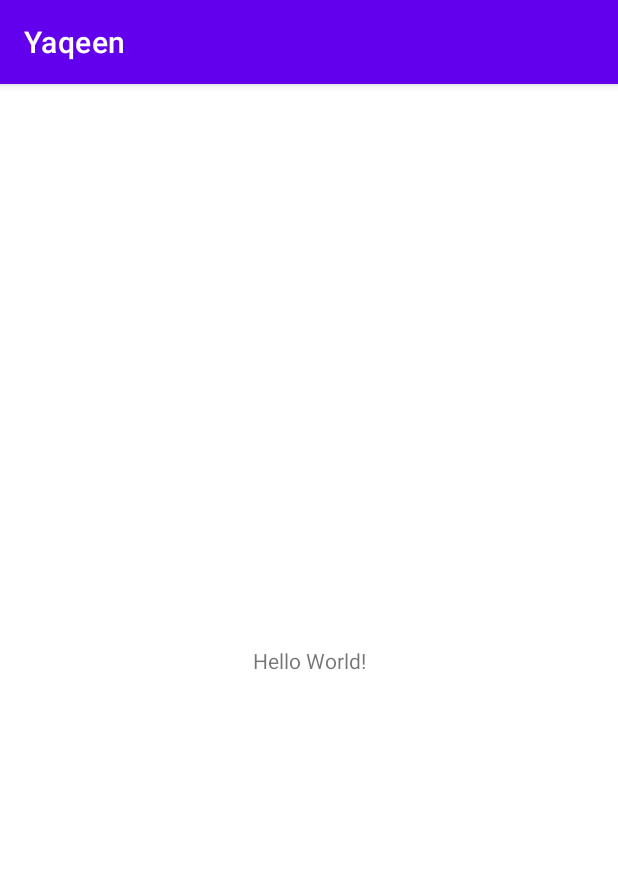
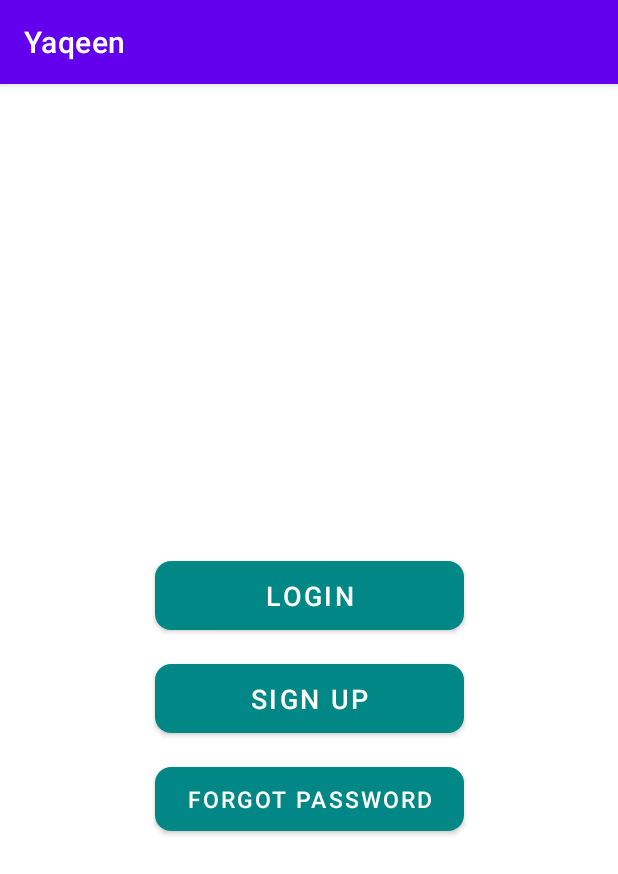
Before and after one commit to YaqeenAdel/Yaqeen-Android, an Android app: the screen it shows after launch (MainActivity), on a phone screen of 412 x 824 dp. Shown: the top 874 px of the screen. Run offline under Robolectric (Android 15) with nearby library versions, the phone set to English and light mode, and no system bars; our stand-ins replace sdp/ssp sizes.

Commit message:
Setup the navGraph, and adding the auth views.

```diff
--- /dev/null
+++ b/app/src/main/java/com/cancer/yaqeen/presentation/ui/auth/login/LoginFragment.kt
@@ -0,0 +1,83 @@
+package com.cancer.yaqeen.presentation.ui.auth.login
+
+import android.os.Bundle
+import androidx.fragment.app.Fragment
+import android.view.LayoutInflater
+import android.view.View
+import android.view.View.OnClickListener
+import android.view.ViewGroup
+import androidx.navigation.NavController
+import androidx.navigation.fragment.findNavController
+import com.cancer.yaqeen.R
+import com.cancer.yaqeen.databinding.FragmentLoginBinding
+
+class LoginFragment : Fragment(), OnClickListener {
+
+    private var _binding: FragmentLoginBinding? = null
+    private var binding: FragmentLoginBinding? = _binding
+
+    private lateinit var navController: NavController
+
+    override fun onCreateView(
+        inflater: LayoutInflater, container: ViewGroup?,
+        savedInstanceState: Bundle?
+    ): View? {
+        // Inflate the layout for this fragment
+        _binding = FragmentLoginBinding.inflate(inflater, container, false)
+        return _binding?.root
+    }
+
+    override fun onViewCreated(view: View, savedInstanceState: Bundle?) {
+        super.onViewCreated(view, savedInstanceState)
+
+        navController = findNavController()
+
+        setListener()
+
+    }
+
+    private fun setListener() {
+        binding?.let {
+            binding!!.btnLogin.setOnClickListener(this)
+            binding!!.btnSignup.setOnClickListener(this)
+            binding!!.btnForgotPassword.setOnClickListener(this)
+        }
+    }
+
+    private fun navigateToForgotPasswordScreen() {
+        navController.navigate(
+            LoginFragmentDirections.actionLoginFragmentToForgotPasswordFragment()
+        )
+    }
+
+    private fun navigateToSignupScreen() {
+        navController.navigate(
+            LoginFragmentDirections.actionLoginFragmentToSignUpFragment()
+        )
+    }
+
+    private fun login() {
+
+    }
+
+    override fun onClick(p0: View?) {
+        when(p0?.id){
+            R.id.btn_login -> {
+                login()
+            }
+            R.id.btn_signup -> {
+                navigateToSignupScreen()
+            }
+            R.id.btn_forgot_password -> {
+                navigateToForgotPasswordScreen()
+            }
+        }
+    }
+
+    override fun onDestroy() {
+        super.onDestroy()
+
+        _binding = null
+    }
+
+}
--- /dev/null
+++ b/app/src/main/java/com/cancer/yaqeen/presentation/ui/splash/SplashFragment.kt
@@ -0,0 +1,51 @@
+package com.cancer.yaqeen.presentation.ui.splash
+
+import android.os.Bundle
+import android.os.Handler
+import androidx.fragment.app.Fragment
+import android.view.LayoutInflater
+import android.view.View
+import android.view.ViewGroup
+import androidx.lifecycle.lifecycleScope
+import androidx.navigation.NavController
+import androidx.navigation.fragment.findNavController
+import com.cancer.yaqeen.R
+import com.cancer.yaqeen.databinding.FragmentSplashBinding
+import kotlinx.coroutines.launch
+
+class SplashFragment : Fragment() {
+
+    private var _binding: FragmentSplashBinding? = null
+    private var binding: FragmentSplashBinding? = _binding
+
+    private lateinit var navController: NavController
+
+    override fun onCreateView(
+        inflater: LayoutInflater, container: ViewGroup?,
+        savedInstanceState: Bundle?
+    ): View? {
+        // Inflate the layout for this fragment
+        _binding = FragmentSplashBinding.inflate(inflater, container, false)
+        return _binding?.root
+    }
+
+    override fun onViewCreated(view: View, savedInstanceState: Bundle?) {
+        super.onViewCreated(view, savedInstanceState)
+
+        navController = findNavController()
+
+        Handler().postDelayed({
+            lifecycleScope.launch {
+                navController.navigate(
+                    SplashFragmentDirections.actionSplashFragmentToLoginFragment()
+                )
+            }
+        }, 2000)
+    }
+
+    override fun onDestroy() {
+        super.onDestroy()
+
+        _binding = null
+    }
+}
--- a/app/src/main/res/layout/activity_main.xml
+++ b/app/src/main/res/layout/activity_main.xml
@@ -6,13 +6,16 @@
     android:layout_height="match_parent"
     tools:context=".presentation.ui.MainActivity">
 
-    <TextView
-        android:layout_width="wrap_content"
-        android:layout_height="wrap_content"
-        android:text="Hello World!"
+    <fragment
+        android:id="@+id/activity_main_nav_host_fragment"
+        android:name="androidx.navigation.fragment.NavHostFragment"
+        android:layout_width="match_parent"
+        android:layout_height="0dp"
+        app:defaultNavHost="true"
         app:layout_constraintBottom_toBottomOf="parent"
-        app:layout_constraintEnd_toEndOf="parent"
-        app:layout_constraintStart_toStartOf="parent"
-        app:layout_constraintTop_toTopOf="parent" />
+        app:layout_constraintLeft_toLeftOf="parent"
+        app:layout_constraintRight_toRightOf="parent"
+        app:layout_constraintTop_toTopOf="parent"
+        app:navGraph="@navigation/nav_graph" />
 
 </androidx.constraintlayout.widget.ConstraintLayout>
--- /dev/null
+++ b/app/src/main/res/layout/fragment_login.xml
@@ -0,0 +1,54 @@
+<?xml version="1.0" encoding="utf-8"?>
+<androidx.constraintlayout.widget.ConstraintLayout xmlns:android="http://schemas.android.com/apk/res/android"
+    xmlns:app="http://schemas.android.com/apk/res-auto"
+    xmlns:tools="http://schemas.android.com/tools"
+    android:layout_width="match_parent"
+    android:layout_height="match_parent"
+    tools:context=".presentation.ui.auth.login.LoginFragment">
+
+
+    <com.google.android.material.button.MaterialButton
+        android:id="@+id/btn_login"
+        android:layout_width="0dp"
+        android:layout_height="wrap_content"
+        android:layout_marginTop="@dimen/_240sdp"
+        app:layout_constraintWidth_percent="0.5"
+        android:paddingVertical="@dimen/_8sdp"
+        app:backgroundTint="@color/teal_700"
+        android:textSize="@dimen/_14ssp"
+        android:text="Login"
+        app:cornerRadius="@dimen/_8sdp"
+        app:layout_constraintTop_toTopOf="parent"
+        app:layout_constraintEnd_toEndOf="parent"
+        app:layout_constraintStart_toStartOf="parent" />
+
+    <com.google.android.material.button.MaterialButton
+        android:id="@+id/btn_signup"
+        android:layout_width="0dp"
+        android:layout_height="wrap_content"
+        app:layout_constraintWidth_percent="0.5"
+        android:paddingVertical="@dimen/_8sdp"
+        app:backgroundTint="@color/teal_700"
+        android:textSize="@dimen/_14ssp"
+        android:text="Sign Up"
+        app:cornerRadius="@dimen/_8sdp"
+        android:layout_marginTop="@dimen/_8sdp"
+        app:layout_constraintEnd_toEndOf="parent"
+        app:layout_constraintStart_toStartOf="parent"
+        app:layout_constraintTop_toBottomOf="@+id/btn_login" />
+
+    <com.google.android.material.button.MaterialButton
+        android:id="@+id/btn_forgot_password"
+        android:layout_width="0dp"
+        android:layout_height="wrap_content"
+        android:paddingVertical="@dimen/_8sdp"
+        app:backgroundTint="@color/teal_700"
+        android:textSize="@dimen/_12ssp"
+        android:text="Forgot Password"
+        app:cornerRadius="@dimen/_8sdp"
+        android:layout_marginTop="@dimen/_8sdp"
+        app:layout_constraintWidth_percent="0.5"
+        app:layout_constraintEnd_toEndOf="parent"
+        app:layout_constraintStart_toStartOf="parent"
+        app:layout_constraintTop_toBottomOf="@+id/btn_signup" />
+</androidx.constraintlayout.widget.ConstraintLayout>
--- /dev/null
+++ b/app/src/main/res/navigation/nav_graph.xml
@@ -0,0 +1,42 @@
+<?xml version="1.0" encoding="utf-8"?>
+<navigation xmlns:android="http://schemas.android.com/apk/res/android"
+    xmlns:app="http://schemas.android.com/apk/res-auto"
+    xmlns:tools="http://schemas.android.com/tools"
+    android:id="@+id/nav_graph"
+    app:startDestination="@id/splashFragment">
+    <fragment
+        android:id="@+id/splashFragment"
+        android:name="com.cancer.yaqeen.presentation.ui.splash.SplashFragment"
+        android:label="SplashFragment"
+        tools:layout="@layout/fragment_splash">
+        <action
+            android:id="@+id/action_splashFragment_to_loginFragment"
+            app:destination="@id/loginFragment"
+            app:launchSingleTop="true"
+            app:popUpTo="@id/nav_graph"
+            app:popUpToInclusive="true" />
+    </fragment>
+    <fragment
+        android:id="@+id/loginFragment"
+        android:name="com.cancer.yaqeen.presentation.ui.auth.login.LoginFragment"
+        android:label="fragment_login"
+        tools:layout="@layout/fragment_login" >
+        <action
+            android:id="@+id/action_loginFragment_to_signUpFragment"
+            app:destination="@id/signUpFragment" />
+        <action
+            android:id="@+id/action_loginFragment_to_forgotPasswordFragment"
+            app:destination="@id/forgotPasswordFragment" />
+    </fragment>
+    <fragment
+        android:id="@+id/signUpFragment"
+        android:name="com.cancer.yaqeen.presentation.ui.auth.signup.SignUpFragment"
+        android:label="fragment_sign_up"
+        tools:layout="@layout/fragment_sign_up" />
+    <fragment
+        android:id="@+id/forgotPasswordFragment"
+        android:name="com.cancer.yaqeen.presentation.ui.auth.forgot_password.ForgotPasswordFragment"
+        android:label="fragment_forgot_password"
+        tools:layout="@layout/fragment_forgot_password" />
+
+</navigation>
--- a/app/src/main/res/values/strings.xml
+++ b/app/src/main/res/values/strings.xml
@@ -1,3 +1,5 @@
 <resources>
     <string name="app_name">Yaqeen</string>
+    <!-- TODO: Remove or change this placeholder text -->
+    <string name="hello_blank_fragment">Hello blank fragment</string>
 </resources>
```
Also changed, not shown: app/src/main/java/com/cancer/yaqeen/presentation/ui/auth/forgot_password/ForgotPasswordFragment.kt (added, +20 -0 lines), app/src/main/java/com/cancer/yaqeen/presentation/ui/auth/signup/SignUpFragment.kt (added, +20 -0 lines), app/src/main/res/layout/fragment_forgot_password.xml (added, +24 -0 lines), app/src/main/res/layout/fragment_sign_up.xml (added, +24 -0 lines), app/src/main/res/layout/fragment_splash.xml (added, +20 -0 lines).
